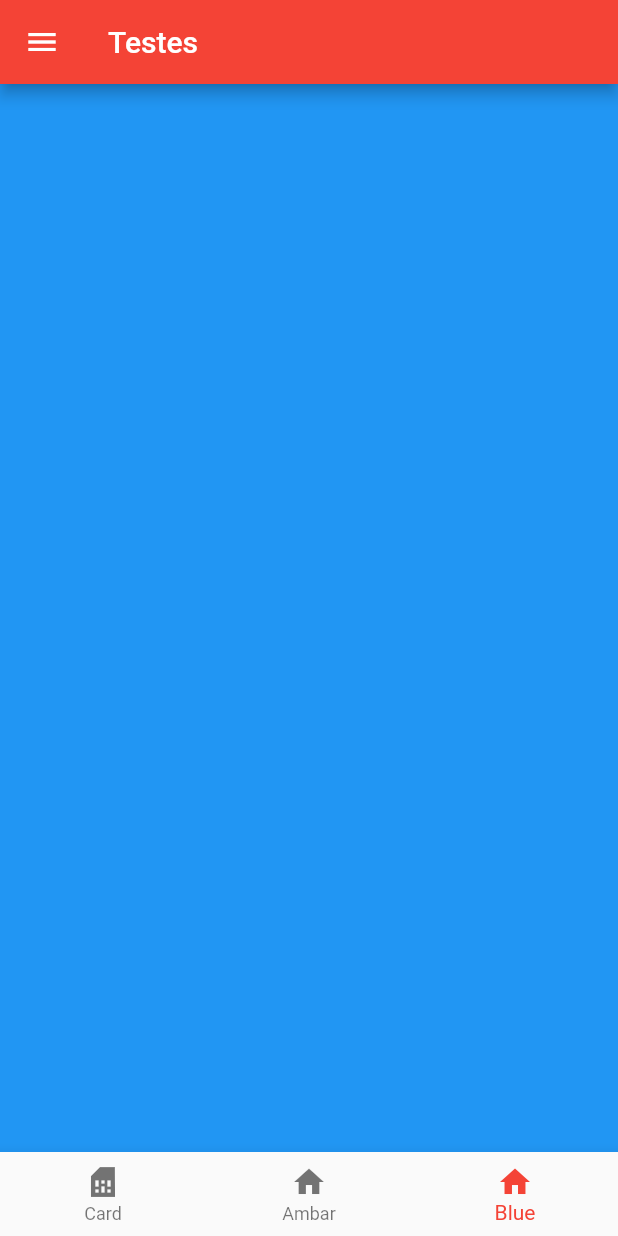
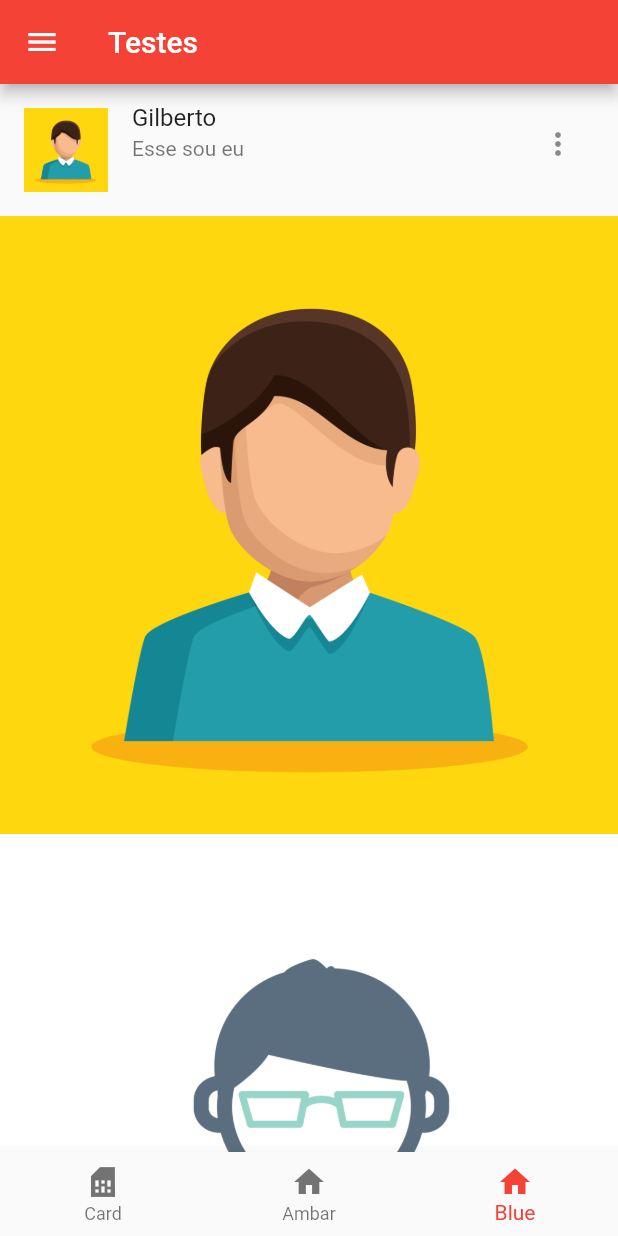
Before and after one commit to torressg/LearningFlutter, a Flutter app: the HomePage screen opened directly, swiped to page 3, on a phone screen of 412 x 824 dp. Run offline on Flutter 3.47's test engine with Material 2 defaults, Android fonts, the phone set to English and light mode, and no system bars; our stand-ins replace google_fonts; network calls fail.

Commit message:
List View + Asssets

```diff
--- a/lib/pages/home_page.dart
+++ b/lib/pages/home_page.dart
@@ -1,5 +1,7 @@
 import 'package:flutter/material.dart';
 import 'package:learning_flutter/pages/card_page.dart';
+import 'package:learning_flutter/pages/image_assets.dart';
+import 'package:learning_flutter/pages/list_view_h.dart';
 import 'package:learning_flutter/shared/widgets/custom_drawer.dart';
 
 class HomePage extends StatefulWidget {
@@ -26,13 +28,9 @@ class _HomePageState extends State<HomePage> {
             });
           },
           children: [
-            CardPage(),
-            Container(
-              color: Colors.amber,
-            ),
-            Container(
-              color: Colors.blue,
-            )
+            const CardPage(),
+            const ImageAssetsPage(),
+            const ListViewH()
           ],
         ),
         bottomNavigationBar: BottomNavigationBar(
--- /dev/null
+++ b/lib/pages/list_view_h.dart
@@ -0,0 +1,37 @@
+import 'package:flutter/material.dart';
+import 'package:learning_flutter/shared/app_images.dart';
+
+class ListViewH extends StatefulWidget {
+  const ListViewH({super.key});
+
+  @override
+  State<ListViewH> createState() => _ListViewHState();
+}
+
+class _ListViewHState extends State<ListViewH> {
+  @override
+  Widget build(BuildContext context) {
+    return ListView(
+      children: [
+        ListTile(
+          leading: Image.asset(AppImages.user1),
+          title: Text("Gilberto"),
+          subtitle: Text("Esse sou eu"),
+          trailing: PopupMenuButton<String>(
+            onSelected: (menu) {},
+            itemBuilder: (BuildContext bc) {
+              return <PopupMenuEntry<String>>[
+                PopupMenuItem<String>(value: "menu1", child: Text("Opção 1")),
+                PopupMenuItem<String>(value: "menu2", child: Text("Opção 2")),
+                PopupMenuItem<String>(value: "menu2", child: Text("Opção 3")),
+              ];
+            },
+          ),
+          isThreeLine: true,
+        ),
+        Image.asset(AppImages.user1),
+        Image.asset(AppImages.user2)
+      ],
+    );
+  }
+}
--- /dev/null
+++ b/lib/shared/app_images.dart
@@ -0,0 +1,6 @@
+class AppImages {
+  static String get image1 => "lib/images/paisagem1.jpg";
+  static String get image2 => "lib/images/paisagem2.jpg";
+  static String get user1 => "lib/images/user1.jpg";
+  static String get user2 => "lib/images/user2.jpg";
+}
```
Also changed, not shown: lib/pages/card_detail.dart (+4 -3 lines), lib/pages/card_page.dart (+27 -11 lines), lib/pages/image_assets.dart (added, +27 -0 lines), lib/repositories/card_detail_repository.dart (added, +9 -0 lines), lib/shared/widgets/custom_drawer.dart (+4 -4 lines), pubspec.yaml (+6 -3 lines), lib/images/paisagem2.jpg (added), lib/images/user1.jpg (added), lib/images/user2.jpg (added), 1 other file.
